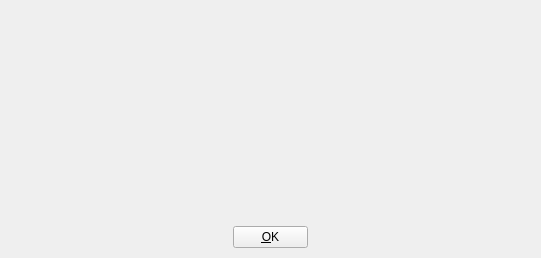
Before: the Qt Designer form src/Widgets/AboutDialog.ui in CasparCG/client, drawn with Qt 5.
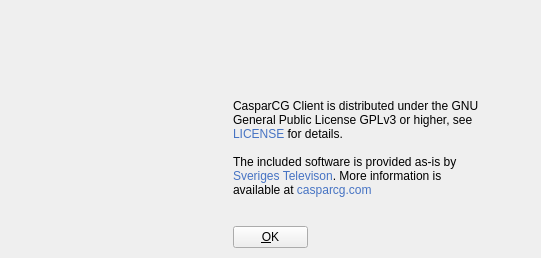
After: the same form once the commit is applied. Icons and pictures are not drawn.

Commit message: Added about info.

Diff of the .ui file:
```diff
--- a/src/Widgets/AboutDialog.ui
+++ b/src/Widgets/AboutDialog.ui
@@ -41,33 +41,11 @@
     <string>&amp;OK</string>
    </property>
   </widget>
-  <widget class="QLabel" name="labelCredit">
-   <property name="geometry">
-    <rect>
-     <x>210</x>
-     <y>30</y>
-     <width>311</width>
-     <height>128</height>
-    </rect>
-   </property>
-   <property name="text">
-    <string/>
-   </property>
-   <property name="textFormat">
-    <enum>Qt::AutoText</enum>
-   </property>
-   <property name="alignment">
-    <set>Qt::AlignLeading|Qt::AlignLeft|Qt::AlignTop</set>
-   </property>
-   <property name="wordWrap">
-    <bool>true</bool>
-   </property>
-  </widget>
   <widget class="QLabel" name="labelLogo">
    <property name="geometry">
     <rect>
      <x>50</x>
-     <y>30</y>
+     <y>18</y>
      <width>128</width>
      <height>128</height>
     </rect>
@@ -82,6 +60,103 @@
     <bool>true</bool>
    </property>
   </widget>
+  <widget class="QLabel" name="labelApplicationVersion">
+   <property name="geometry">
+    <rect>
+     <x>233</x>
+     <y>19</y>
+     <width>261</width>
+     <height>16</height>
+    </rect>
+   </property>
+   <property name="text">
+    <string/>
+   </property>
+  </widget>
+  <widget class="QLabel" name="labelQtVersion">
+   <property name="geometry">
+    <rect>
+     <x>233</x>
+     <y>39</y>
+     <width>261</width>
+     <height>16</height>
+    </rect>
+   </property>
+   <property name="text">
+    <string/>
+   </property>
+  </widget>
+  <widget class="QLabel" name="labelBuildTime">
+   <property name="geometry">
+    <rect>
+     <x>233</x>
+     <y>54</y>
+     <width>261</width>
+     <height>16</height>
+    </rect>
+   </property>
+   <property name="text">
+    <string/>
+   </property>
+  </widget>
+  <widget class="QLabel" name="labelBuildVersion">
+   <property name="geometry">
+    <rect>
+     <x>233</x>
+     <y>69</y>
+     <width>261</width>
+     <height>16</height>
+    </rect>
+   </property>
+   <property name="text">
+    <string/>
+   </property>
+  </widget>
+  <widget class="QLabel" name="labelLicense">
+   <property name="geometry">
+    <rect>
+     <x>233</x>
+     <y>99</y>
+     <width>251</width>
+     <height>111</height>
+    </rect>
+   </property>
+   <property name="text">
+    <string>&lt;!DOCTYPE HTML PUBLIC &quot;-//W3C//DTD HTML 4.0//EN&quot; &quot;http://www.w3.org/TR/REC-html40/strict.dtd&quot;&gt;
+&lt;html&gt;
+&lt;head&gt;
+&lt;meta name=&quot;qrichtext&quot; content=&quot;1&quot; /&gt;
+&lt;style type=&quot;text/css&quot;&gt;
+p, li { white-space: pre-wrap; }
+&lt;/style&gt;
+&lt;/head&gt;
+&lt;body&gt;
+&lt;p style=&quot; margin-top:0px; margin-bottom:0px; margin-left:0px; margin-right:0px; -qt-block-indent:0; text-indent:0px;&quot;&gt;
+CasparCG Client is distributed under the GNU General Public License GPLv3 or higher, see &lt;a href=&quot;https://raw.github.com/CasparCG/Client/master/LICENSE.TXT&quot;&gt;&lt;span style=&quot;text-decoration: none; color:#4673c3;&quot;&gt;LICENSE&lt;/span&gt;&lt;/a&gt; for details.
+&lt;/p&gt;
+&lt;p style=&quot;-qt-paragraph-type:empty; margin-top:0px; margin-bottom:0px; margin-left:0px; margin-right:0px; -qt-block-indent:0; text-indent:0px;&quot;&gt;&lt;/p&gt;
+&lt;p style=&quot; margin-top:0px; margin-bottom:0px; margin-left:0px; margin-right:0px; -qt-block-indent:0; text-indent:0px;&quot;&gt;
+The included software is provided as-is by &lt;a href=&quot;http://www.svt.se/aboutsvt/&quot;&gt;&lt;span style=&quot;text-decoration: none; color:#4673c3;&quot;&gt;Sveriges Televison&lt;/span&gt;&lt;/a&gt;. More information is available at &lt;a href=&quot;http://casparcg.com/&quot;&gt;&lt;span style=&quot;text-decoration: none; color:#4673c3;&quot;&gt;casparcg.com&lt;/span&gt;&lt;/a&gt;
+&lt;/p&gt;
+&lt;/body&gt;
+&lt;/html&gt;</string>
+   </property>
+   <property name="textFormat">
+    <enum>Qt::AutoText</enum>
+   </property>
+   <property name="alignment">
+    <set>Qt::AlignLeading|Qt::AlignLeft|Qt::AlignTop</set>
+   </property>
+   <property name="wordWrap">
+    <bool>true</bool>
+   </property>
+   <property name="openExternalLinks">
+    <bool>true</bool>
+   </property>
+   <property name="textInteractionFlags">
+    <set>Qt::TextBrowserInteraction</set>
+   </property>
+  </widget>
  </widget>
  <resources>
   <include location="Widgets.qrc"/>
```
The commit also changes 11 other files.
